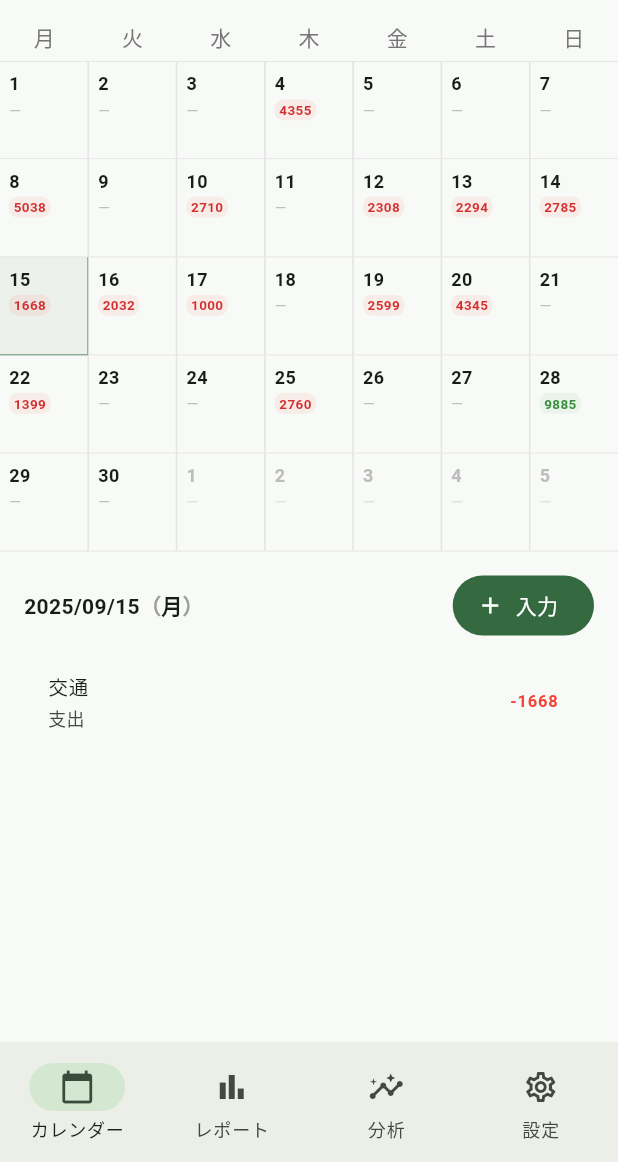
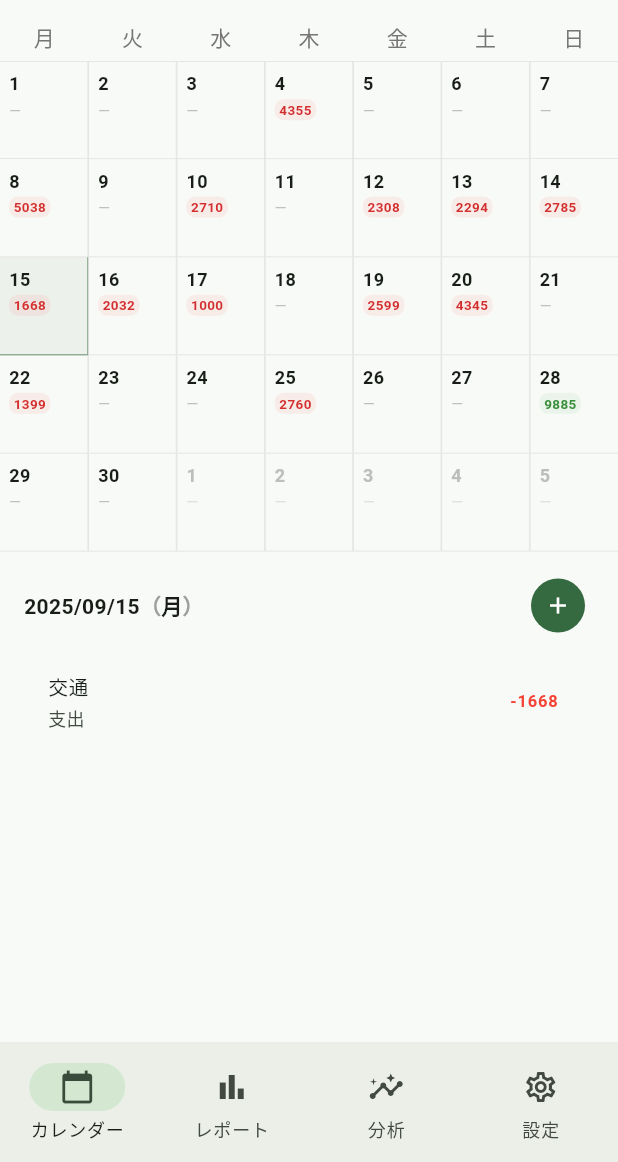
Before and after one commit to Suuu-sh/Money_Mobile, a Flutter app: the screen it shows after launch, on a phone screen of 412 x 824 dp, the part 74-1236 px from its top. Run offline on Flutter 3.47's test engine with Material 3 defaults, Android fonts, the phone set to English and light mode, and no system bars; our stand-ins replace fl_chart, shared_preferences; missing offline and left inert: dart:html.

Commit message:
ui(calendar): make input button compact icon-only (+) using IconButton.filled with 36x36 size

```diff
--- a/lib/features/calendar/calendar_screen.dart
+++ b/lib/features/calendar/calendar_screen.dart
@@ -113,7 +113,7 @@ class _CalendarScreenState extends State<CalendarScreen> {
               children: [
                 Expanded(child: _buildSelectedDateLabel(context)),
                 const SizedBox(width: 8),
-                FilledButton.icon(
+                IconButton.filled(
                   onPressed: () async {
                     final date = _selectedDate ?? DateTime.now();
                     await showModalBottomSheet(
@@ -133,7 +133,10 @@ class _CalendarScreenState extends State<CalendarScreen> {
                     _load();
                   },
                   icon: const Icon(Icons.add),
-                  label: const Text('入力'),
+                  tooltip: '入力',
+                  padding: EdgeInsets.zero,
+                  constraints: const BoxConstraints.tightFor(width: 36, height: 36),
+                  iconSize: 18,
                 ),
               ],
             ),
```
